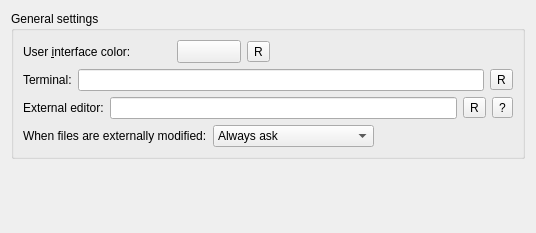
Qt form src/plugins/coreplugin/generalsettings.ui (qt-creator/qt-creator) before a commit.
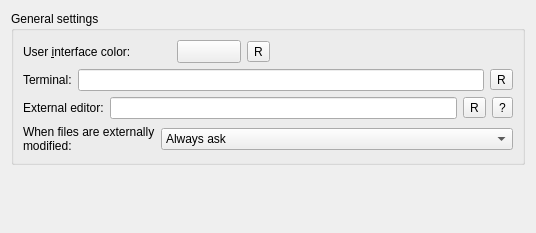
The same form after that commit. Icons and pictures are not drawn. Custom widgets are drawn as their Qt base class.

The edit to the form file:
```diff
--- a/src/plugins/coreplugin/generalsettings.ui
+++ b/src/plugins/coreplugin/generalsettings.ui
@@ -163,6 +163,9 @@
           <property name="text">
            <string>When files are externally modified:</string>
           </property>
+          <property name="wordWrap">
+           <bool>true</bool>
+          </property>
          </widget>
         </item>
         <item>
@@ -193,19 +196,6 @@
           </item>
          </widget>
         </item>
-        <item>
-         <spacer name="horizontalSpacer_3">
-          <property name="orientation">
-           <enum>Qt::Horizontal</enum>
-          </property>
-          <property name="sizeHint" stdset="0">
-           <size>
-            <width>40</width>
-            <height>20</height>
-           </size>
-          </property>
-         </spacer>
-        </item>
        </layout>
       </item>
      </layout>
```
Left out of the diff: 2 changed lines with no effect on the pictures.
